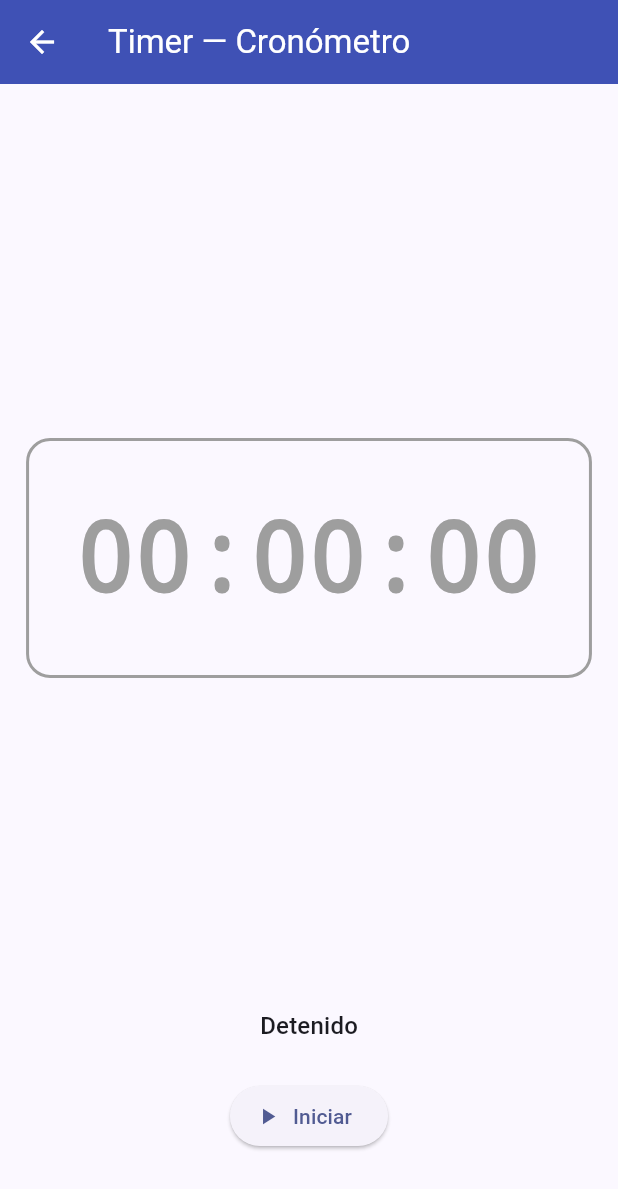
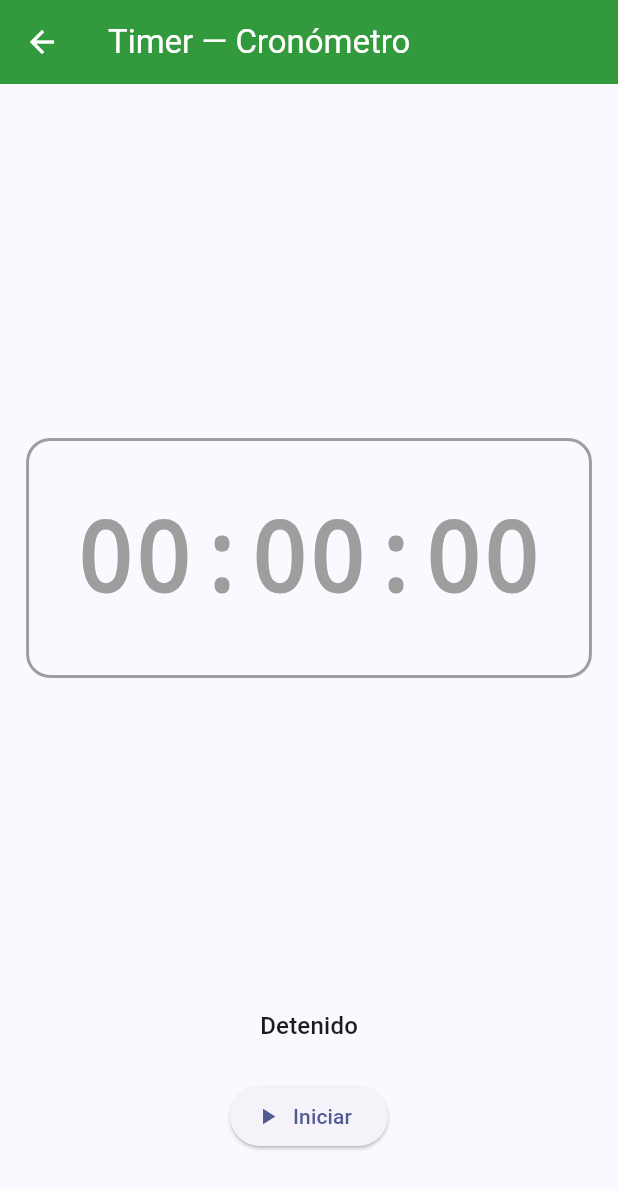
Before and after one commit to INGDavidMora2005/Trabajos-desarrollo-apps, a Flutter app: the screen it shows after launch, after a tap on "Timer — Cronómetro", on a phone screen of 412 x 824 dp. Shown: the top 1189 px of the screen. Run offline on Flutter 3.47's test engine with Material 3 defaults, Android fonts, the phone set to English and light mode, and no system bars; network calls fail.

```diff
--- a/taller2_app/lib/core/theme/app_theme.dart
+++ b/taller2_app/lib/core/theme/app_theme.dart
@@ -15,7 +15,7 @@
         bodySmall: TextStyle(fontFamily: 'monospace'),
       ),
       appBarTheme: const AppBarTheme(
-        backgroundColor: Colors.indigo,
+        backgroundColor: Color(0xFF33993d),
         foregroundColor: Colors.white,
       ),
     );
@@ -34,7 +34,7 @@
         bodySmall: TextStyle(fontFamily: 'monospace'),
       ),
       appBarTheme: const AppBarTheme(
-        backgroundColor: Colors.indigo,
+        backgroundColor: Color(0xFF33993d),
         foregroundColor: Colors.white,
       ),
     );
```
Also changed, not shown: taller2_app/pubspec.yaml (+1 -38 lines), 1 other file.
